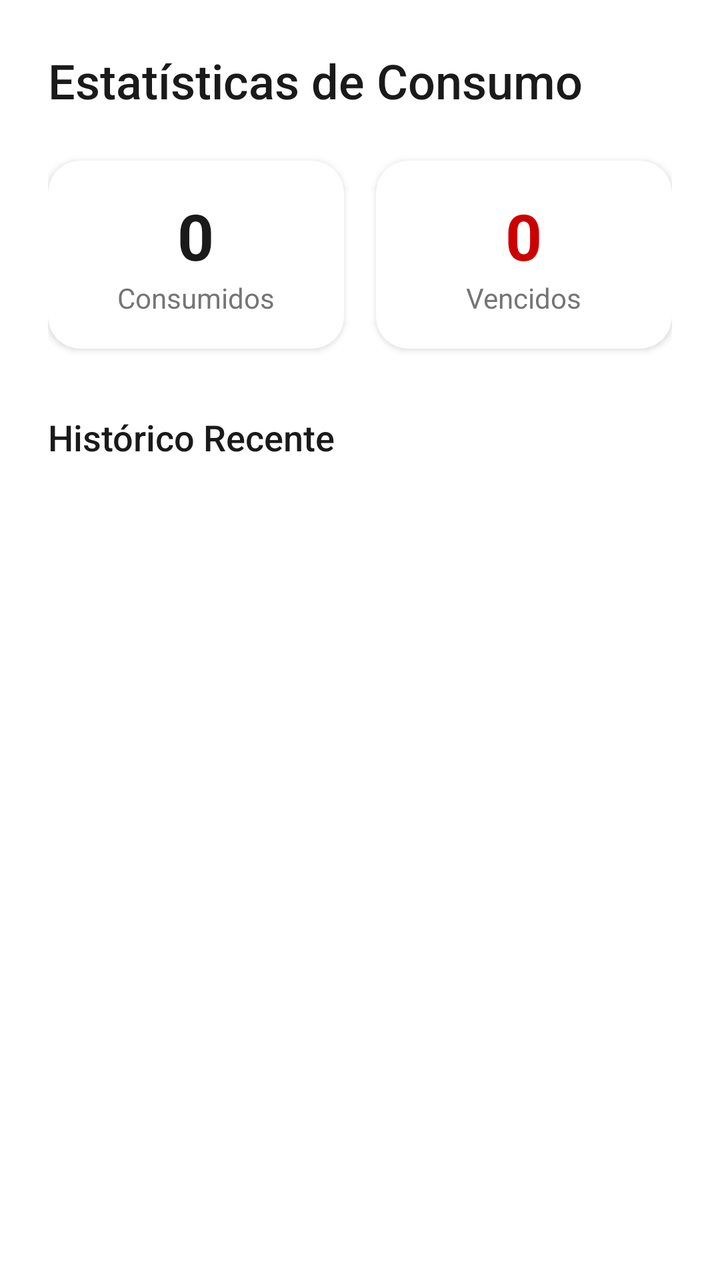
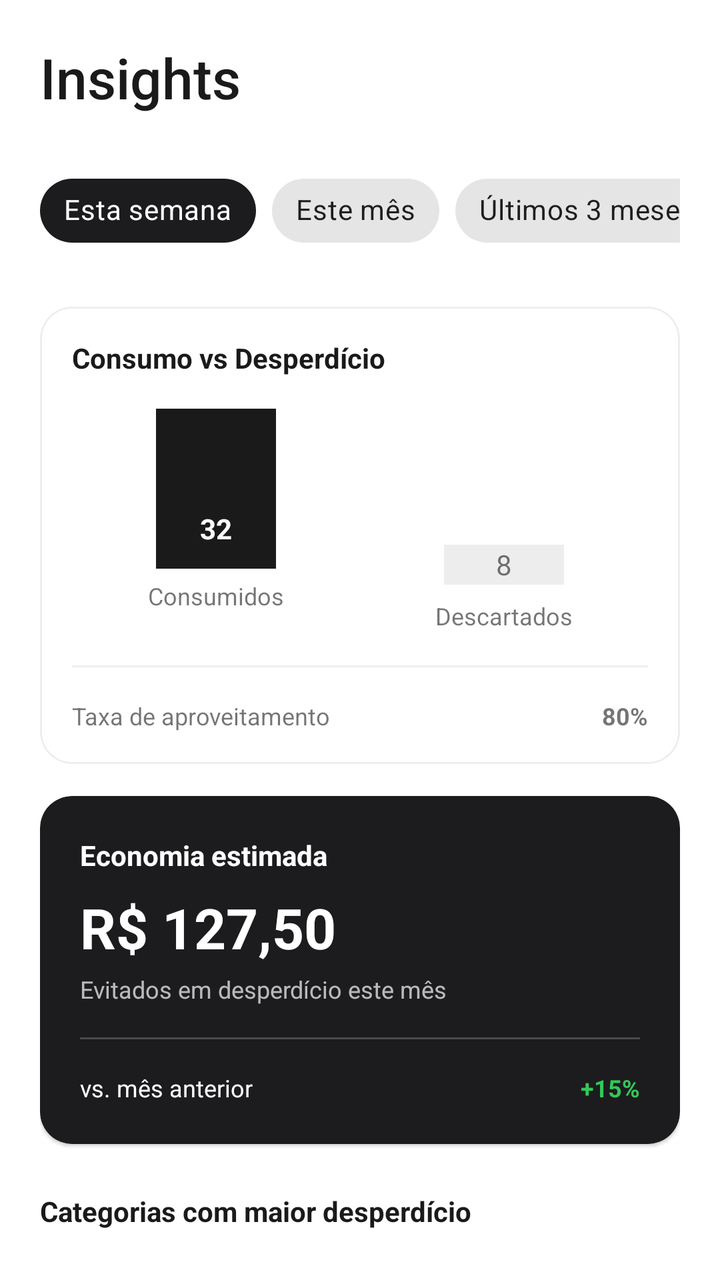

Screens rendered from an Android XML layout before and after an edit, with the pre-edit source and the edit as a unified diff.
<!-- AndroidManifest.xml: application theme Theme.FoodGuard -->
<!-- res/layout/fragment_insights.xml -->
<?xml version="1.0" encoding="utf-8"?>
<androidx.core.widget.NestedScrollView xmlns:android="http://schemas.android.com/apk/res/android"
    xmlns:app="http://schemas.android.com/apk/res-auto"
    android:layout_width="match_parent"
    android:layout_height="match_parent"
    android:background="@color/white">

    <androidx.constraintlayout.widget.ConstraintLayout
        android:layout_width="match_parent"
        android:layout_height="wrap_content"
        android:padding="24dp">

        <TextView
            android:id="@+id/tvTitle"
            android:layout_width="wrap_content"
            android:layout_height="wrap_content"
            android:fontFamily="sans-serif-medium"
            android:text="Estatísticas de Consumo"
            android:textColor="@color/primary_black"
            android:textSize="24sp"
            app:layout_constraintStart_toStartOf="parent"
            app:layout_constraintTop_toTopOf="parent" />

        <com.google.android.material.card.MaterialCardView
            android:id="@+id/cardConsumed"
            android:layout_width="0dp"
            android:layout_height="wrap_content"
            android:layout_marginTop="24dp"
            android:layout_marginEnd="8dp"
            app:cardCornerRadius="16dp"
            app:cardElevation="2dp"
            app:layout_constraintEnd_toStartOf="@+id/cardExpired"
            app:layout_constraintStart_toStartOf="parent"
            app:layout_constraintTop_toBottomOf="@id/tvTitle">

            <LinearLayout
                android:layout_width="match_parent"
                android:layout_height="wrap_content"
                android:gravity="center"
                android:orientation="vertical"
                android:padding="16dp">

                <TextView
                    android:id="@+id/tvConsumedCount"
                    android:layout_width="wrap_content"
                    android:layout_height="wrap_content"
                    android:text="0"
                    android:textColor="@color/primary_black"
                    android:textSize="32sp"
                    android:textStyle="bold" />

                <TextView
                    android:layout_width="wrap_content"
                    android:layout_height="wrap_content"
                    android:text="Consumidos"
                    android:textColor="@color/text_gray"
                    android:textSize="14sp" />
            </LinearLayout>
        </com.google.android.material.card.MaterialCardView>

        <com.google.android.material.card.MaterialCardView
            android:id="@+id/cardExpired"
            android:layout_width="0dp"
            android:layout_height="wrap_content"
            android:layout_marginStart="8dp"
            app:cardCornerRadius="16dp"
            app:cardElevation="2dp"
            app:layout_constraintEnd_toEndOf="parent"
            app:layout_constraintStart_toEndOf="@id/cardConsumed"
            app:layout_constraintTop_toTopOf="@id/cardConsumed">

            <LinearLayout
                android:layout_width="match_parent"
                android:layout_height="wrap_content"
                android:gravity="center"
                android:orientation="vertical"
                android:padding="16dp">

                <TextView
                    android:id="@+id/tvExpiredCount"
                    android:layout_width="wrap_content"
                    android:layout_height="wrap_content"
                    android:text="0"
                    android:textColor="@android:color/holo_red_dark"
                    android:textSize="32sp"
                    android:textStyle="bold" />

                <TextView
                    android:layout_width="wrap_content"
                    android:layout_height="wrap_content"
                    android:text="Vencidos"
                    android:textColor="@color/text_gray"
                    android:textSize="14sp" />
            </LinearLayout>
        </com.google.android.material.card.MaterialCardView>

        <TextView
            android:id="@+id/tvHistoryTitle"
            android:layout_width="wrap_content"
            android:layout_height="wrap_content"
            android:layout_marginTop="32dp"
            android:fontFamily="sans-serif-medium"
            android:text="Histórico Recente"
            android:textColor="@color/primary_black"
            android:textSize="18sp"
            app:layout_constraintStart_toStartOf="parent"
            app:layout_constraintTop_toBottomOf="@id/cardConsumed" />

        <androidx.recyclerview.widget.RecyclerView
            android:id="@+id/rvHistory"
            android:layout_width="match_parent"
            android:layout_height="wrap_content"
            android:layout_marginTop="16dp"
            app:layoutManager="androidx.recyclerview.widget.LinearLayoutManager"
            app:layout_constraintTop_toBottomOf="@id/tvHistoryTitle" />

    </androidx.constraintlayout.widget.ConstraintLayout>
</androidx.core.widget.NestedScrollView>
<!-- resources referenced by this layout -->
<resources>
  <color name="primary_black">#1A1A1A</color>
  <color name="text_gray">#757575</color>
  <color name="white">#FFFFFF</color>
  <style name="Theme.FoodGuard" parent="Base.Theme.FoodGuard" />
  <style name="Base.Theme.FoodGuard" parent="Theme.MaterialComponents.Light.NoActionBar">
          
          <item name="colorPrimary">@color/primary_black</item>
          <item name="colorPrimaryVariant">@color/black</item>
          <item name="colorOnPrimary">@color/white</item>
          
          <item name="colorSecondary">@color/secondary_black</item>
          <item name="colorSecondaryVariant">@color/black</item>
          <item name="colorOnSecondary">@color/white</item>
          
          <item name="android:statusBarColor">@color/white</item>
          <item name="android:windowLightStatusBar">true</item>
          
          <item name="android:windowBackground">@color/white</item>
      </style>
  <color name="black">#000000</color>
  <color name="secondary_black">#2D2D2D</color>
</resources>

<!-- the commit's change to res/layout/fragment_insights.xml (unified diff, before → after) -->
@@ -1,118 +1,361 @@
 <?xml version="1.0" encoding="utf-8"?>
 <androidx.core.widget.NestedScrollView xmlns:android="http://schemas.android.com/apk/res/android"
     xmlns:app="http://schemas.android.com/apk/res-auto"
+    xmlns:tools="http://schemas.android.com/tools"
     android:layout_width="match_parent"
     android:layout_height="match_parent"
     android:background="@color/white">
 
-    <androidx.constraintlayout.widget.ConstraintLayout
+    <LinearLayout
         android:layout_width="match_parent"
         android:layout_height="wrap_content"
-        android:padding="24dp">
+        android:orientation="vertical"
+        android:padding="20dp">
 
         <TextView
-            android:id="@+id/tvTitle"
             android:layout_width="wrap_content"
             android:layout_height="wrap_content"
             android:fontFamily="sans-serif-medium"
-            android:text="Estatísticas de Consumo"
+            android:text="Insights"
             android:textColor="@color/primary_black"
-            android:textSize="24sp"
-            app:layout_constraintStart_toStartOf="parent"
-            app:layout_constraintTop_toTopOf="parent" />
-
+            android:textSize="28sp"
+            android:layout_marginBottom="24dp"/>
+
+        
+        <HorizontalScrollView
+            android:layout_width="match_parent"
+            android:layout_height="wrap_content"
+            android:scrollbars="none"
+            android:layout_marginBottom="24dp">
+            <com.google.android.material.chip.ChipGroup
+                android:id="@+id/chipGroupPeriod"
+                android:layout_width="wrap_content"
+                android:layout_height="wrap_content"
+                app:singleSelection="true">
+                <com.google.android.material.chip.Chip
+                    android:id="@+id/chipWeek"
+                    style="@style/Widget.MaterialComponents.Chip.Choice"
+                    android:layout_width="wrap_content"
+                    android:layout_height="wrap_content"
+                    android:text="Esta semana"
+                    android:checked="true"
+                    app:chipBackgroundColor="@color/badge_black"
+                    android:textColor="@color/white" />
+                <com.google.android.material.chip.Chip
+                    android:id="@+id/chipMonth"
+                    style="@style/Widget.MaterialComponents.Chip.Choice"
+                    android:layout_width="wrap_content"
+                    android:layout_height="wrap_content"
+                    android:text="Este mês" />
+                <com.google.android.material.chip.Chip
+                    android:id="@+id/chipThreeMonths"
+                    style="@style/Widget.MaterialComponents.Chip.Choice"
+                    android:layout_width="wrap_content"
+                    android:layout_height="wrap_content"
+                    android:text="Últimos 3 meses" />
+            </com.google.android.material.chip.ChipGroup>
+        </HorizontalScrollView>
+
+        
         <com.google.android.material.card.MaterialCardView
-            android:id="@+id/cardConsumed"
-            android:layout_width="0dp"
-            android:layout_height="wrap_content"
-            android:layout_marginTop="24dp"
-            android:layout_marginEnd="8dp"
+            android:layout_width="match_parent"
+            android:layout_height="wrap_content"
             app:cardCornerRadius="16dp"
-            app:cardElevation="2dp"
-            app:layout_constraintEnd_toStartOf="@+id/cardExpired"
-            app:layout_constraintStart_toStartOf="parent"
-            app:layout_constraintTop_toBottomOf="@id/tvTitle">
+            app:cardElevation="0dp"
+            app:strokeWidth="1dp"
+            app:strokeColor="@color/divider_gray"
+            android:layout_marginBottom="16dp">
 
             <LinearLayout
                 android:layout_width="match_parent"
                 android:layout_height="wrap_content"
-                android:gravity="center"
                 android:orientation="vertical"
                 android:padding="16dp">
 
                 <TextView
-                    android:id="@+id/tvConsumedCount"
-                    android:layout_width="wrap_content"
-                    android:layout_height="wrap_content"
-                    android:text="0"
+                    android:layout_width="wrap_content"
+                    android:layout_height="wrap_content"
+                    android:text="Consumo vs Desperdício"
                     android:textColor="@color/primary_black"
-                    android:textSize="32sp"
-                    android:textStyle="bold" />
-
-                <TextView
-                    android:layout_width="wrap_content"
-                    android:layout_height="wrap_content"
-                    android:text="Consumidos"
-                    android:textColor="@color/text_gray"
-                    android:textSize="14sp" />
+                    android:textSize="14sp"
+                    android:textStyle="bold"
+                    android:layout_marginBottom="16dp"/>
+
+                <LinearLayout
+                    android:layout_width="match_parent"
+                    android:layout_height="wrap_content"
+                    android:orientation="horizontal"
+                    android:gravity="bottom">
+
+                    <LinearLayout
+                        android:layout_width="0dp"
+                        android:layout_weight="1"
+                        android:layout_height="wrap_content"
+                        android:orientation="vertical"
+                        android:gravity="center">
+                        <View
+                            android:id="@+id/barConsumed"
+                            android:layout_width="60dp"
+                            android:layout_height="80dp"
+                            android:background="@color/primary_black" />
+                        <TextView
+                            android:id="@+id/tvConsumedBarValue"
+                            android:layout_width="wrap_content"
+                            android:layout_height="wrap_content"
+                            android:text="32"
+                            android:textColor="@color/white"
+                            android:layout_marginTop="-30dp"
+                            android:textStyle="bold"/>
+                        <TextView
+                            android:layout_width="wrap_content"
+                            android:layout_height="wrap_content"
+                            android:text="Consumidos"
+                            android:textSize="12sp"
+                            android:layout_marginTop="16dp"/>
+                    </LinearLayout>
+
+                    <LinearLayout
+                        android:layout_width="0dp"
+                        android:layout_weight="1"
+                        android:layout_height="wrap_content"
+                        android:orientation="vertical"
+                        android:gravity="center">
+                        <View
+                            android:id="@+id/barWasted"
+                            android:layout_width="60dp"
+                            android:layout_height="20dp"
+                            android:background="@color/card_gray" />
+                        <TextView
+                            android:id="@+id/tvWastedBarValue"
+                            android:layout_width="wrap_content"
+                            android:layout_height="wrap_content"
+                            android:text="8"
+                            android:layout_marginTop="-20dp"/>
+                        <TextView
+                            android:layout_width="wrap_content"
+                            android:layout_height="wrap_content"
+                            android:text="Descartados"
+                            android:textSize="12sp"
+                            android:layout_marginTop="8dp"/>
+                    </LinearLayout>
+                </LinearLayout>
+
+                <View
+                    android:layout_width="match_parent"
+                    android:layout_height="1dp"
+                    android:background="@color/divider_gray"
+                    android:layout_marginVertical="16dp"/>
+
+                <RelativeLayout
+                    android:layout_width="match_parent"
+                    android:layout_height="wrap_content">
+                    <TextView
+                        android:layout_width="wrap_content"
+                        android:layout_height="wrap_content"
+                        android:text="Taxa de aproveitamento"
+                        android:textSize="12sp"/>
+                    <TextView
+                        android:id="@+id/tvEfficiencyRate"
+                        android:layout_width="wrap_content"
+                        android:layout_height="wrap_content"
+                        android:layout_alignParentEnd="true"
+                        android:text="80%"
+                        android:textStyle="bold"
+                        android:textSize="12sp"/>
+                </RelativeLayout>
             </LinearLayout>
         </com.google.android.material.card.MaterialCardView>
 
+        
         <com.google.android.material.card.MaterialCardView
-            android:id="@+id/cardExpired"
-            android:layout_width="0dp"
-            android:layout_height="wrap_content"
-            android:layout_marginStart="8dp"
+            android:layout_width="match_parent"
+            android:layout_height="wrap_content"
+            app:cardBackgroundColor="@color/badge_black"
             app:cardCornerRadius="16dp"
-            app:cardElevation="2dp"
-            app:layout_constraintEnd_toEndOf="parent"
-            app:layout_constraintStart_toEndOf="@id/cardConsumed"
-            app:layout_constraintTop_toTopOf="@id/cardConsumed">
-
+            android:layout_marginBottom="24dp">
             <LinearLayout
                 android:layout_width="match_parent"
                 android:layout_height="wrap_content"
-                android:gravity="center"
+                android:orientation="vertical"
+                android:padding="20dp">
+                <TextView
+                    android:layout_width="wrap_content"
+                    android:layout_height="wrap_content"
+                    android:text="Economia estimada"
+                    android:textColor="@color/white"
+                    android:textStyle="bold"/>
+                <TextView
+                    android:id="@+id/tvInsightsSavingsValue"
+                    android:layout_width="wrap_content"
+                    android:layout_height="wrap_content"
+                    android:text="R$ 127,50"
+                    android:textColor="@color/white"
+                    android:textSize="28sp"
+                    android:textStyle="bold"
+                    android:layout_marginTop="8dp"/>
+                <TextView
+                    android:layout_width="wrap_content"
+                    android:layout_height="wrap_content"
+                    android:text="Evitados em desperdício este mês"
+                    android:textColor="@color/white"
+                    android:alpha="0.7"
+                    android:textSize="12sp"
+                    android:layout_marginTop="4dp"/>
+                <View
+                    android:layout_width="match_parent"
+                    android:layout_height="1dp"
+                    android:background="#33FFFFFF"
+                    android:layout_marginVertical="16dp"/>
+                <RelativeLayout
+                    android:layout_width="match_parent"
+                    android:layout_height="wrap_content">
+                    <TextView
+                        android:layout_width="wrap_content"
+                        android:layout_height="wrap_content"
+                        android:text="vs. mês anterior"
+                        android:textColor="@color/white"
+                        android:textSize="12sp"/>
+                    <TextView
+                        android:id="@+id/tvSavingsTrend"
+                        android:layout_width="wrap_content"
+                        android:layout_height="wrap_content"
+                        android:layout_alignParentEnd="true"
+                        android:text="+15%"
+                        android:textColor="@color/status_green"
+                        android:textStyle="bold"
+                        android:textSize="12sp"/>
+                </RelativeLayout>
+            </LinearLayout>
+        </com.google.android.material.card.MaterialCardView>
+
+        <TextView
+            android:layout_width="wrap_content"
+            android:layout_height="wrap_content"
+            android:text="Categorias com maior desperdício"
+            android:textColor="@color/primary_black"
+            android:textStyle="bold"
+            android:layout_marginBottom="16dp"/>
+
+        <LinearLayout
+            android:id="@+id/layoutWastedCategories"
+            android:layout_width="match_parent"
+            android:layout_height="wrap_content"
+            android:orientation="vertical"
+            android:layout_marginBottom="24dp">
+            
+        </LinearLayout>
+
+        
+        <com.google.android.material.card.MaterialCardView
+            android:layout_width="match_parent"
+            android:layout_height="wrap_content"
+            app:cardCornerRadius="16dp"
+            app:cardElevation="0dp"
+            app:strokeWidth="1dp"
+            app:strokeColor="@color/divider_gray"
+            android:layout_marginBottom="24dp">
+            <LinearLayout
+                android:layout_width="match_parent"
+                android:layout_height="wrap_content"
                 android:orientation="vertical"
                 android:padding="16dp">
-
-                <TextView
-                    android:id="@+id/tvExpiredCount"
-                    android:layout_width="wrap_content"
-                    android:layout_height="wrap_content"
-                    android:text="0"
-                    android:textColor="@android:color/holo_red_dark"
-                    android:textSize="32sp"
-                    android:textStyle="bold" />
-
-                <TextView
-                    android:layout_width="wrap_content"
-                    android:layout_height="wrap_content"
-                    android:text="Vencidos"
+                <TextView
+                    android:id="@+id/tvGoalTitle"
+                    android:layout_width="wrap_content"
+                    android:layout_height="wrap_content"
+                    android:text="Meta semanal"
+                    android:textStyle="bold"/>
+                <RelativeLayout
+                    android:layout_width="match_parent"
+                    android:layout_height="wrap_content"
+                    android:layout_marginTop="12dp">
+                    <TextView
+                        android:id="@+id/tvGoalProgress"
+                        android:layout_width="wrap_content"
+                        android:layout_height="wrap_content"
+                        android:layout_alignParentEnd="true"
+                        android:text="75%"
+                        android:textStyle="bold"
+                        android:textSize="12sp"/>
+                </RelativeLayout>
+                <ProgressBar
+                    android:id="@+id/pbGoal"
+                    style="?android:attr/progressBarStyleHorizontal"
+                    android:layout_width="match_parent"
+                    android:layout_height="wrap_content"
+                    android:progress="75"
+                    android:layout_marginTop="8dp"
+                    android:progressTint="@color/primary_black"/>
+                <TextView
+                    android:id="@+id/tvGoalDescription"
+                    android:layout_width="wrap_content"
+                    android:layout_height="wrap_content"
+                    android:text="6 de 8 alimentos consumidos antes do vencimento"
+                    android:textSize="11sp"
                     android:textColor="@color/text_gray"
-                    android:textSize="14sp" />
+                    android:layout_marginTop="12dp"/>
+                <com.google.android.material.button.MaterialButton
+                    android:id="@+id/btnEditGoal"
+                    style="@style/Widget.MaterialComponents.Button.OutlinedButton"
+                    android:layout_width="match_parent"
+                    android:layout_height="wrap_content"
+                    android:text="Editar meta"
+                    android:layout_marginTop="16dp"
+                    android:textAllCaps="false"
+                    app:strokeColor="@color/divider_gray"
+                    android:textColor="@color/primary_black"/>
             </LinearLayout>
         </com.google.android.material.card.MaterialCardView>
 
         <TextView
-            android:id="@+id/tvHistoryTitle"
             android:layout_width="wrap_content"
             android:layout_height="wrap_content"
-            android:layout_marginTop="32dp"
-            android:fontFamily="sans-serif-medium"
-            android:text="Histórico Recente"
+            android:text="Sugestões para você"
             android:textColor="@color/primary_black"
-            android:textSize="18sp"
-            app:layout_constraintStart_toStartOf="parent"
-            app:layout_constraintTop_toBottomOf="@id/cardConsumed" />
-
-        <androidx.recyclerview.widget.RecyclerView
-            android:id="@+id/rvHistory"
-            android:layout_width="match_parent"
-            android:layout_height="wrap_content"
-            android:layout_marginTop="16dp"
-            app:layoutManager="androidx.recyclerview.widget.LinearLayoutManager"
-            app:layout_constraintTop_toBottomOf="@id/tvHistoryTitle" />
-
-    </androidx.constraintlayout.widget.ConstraintLayout>
+            android:textStyle="bold"
+            android:layout_marginBottom="16dp"/>
+
+        <com.google.android.material.card.MaterialCardView
+            android:layout_width="match_parent"
+            android:layout_height="wrap_content"
+            app:cardCornerRadius="16dp"
+            app:cardElevation="0dp"
+            app:strokeWidth="1dp"
+            app:strokeColor="@color/divider_gray"
+            android:layout_marginBottom="40dp">
+            <LinearLayout
+                android:layout_width="match_parent"
+                android:layout_height="wrap_content"
+                android:orientation="horizontal"
+                android:padding="16dp"
+                android:gravity="center_vertical">
+                <ImageView
+                    android:layout_width="40dp"
+                    android:layout_height="40dp"
+                    android:src="@android:drawable/ic_dialog_info"
+                    app:tint="@color/primary_black"
+                    android:background="@color/background_gray"
+                    android:padding="8dp"/>
+                <LinearLayout
+                    android:layout_width="match_parent"
+                    android:layout_height="wrap_content"
+                    android:orientation="vertical"
+                    android:layout_marginStart="16dp">
+                    <TextView
+                        android:layout_width="wrap_content"
+                        android:layout_height="wrap_content"
+                        android:text="Compre menos vegetais"
+                        android:textStyle="bold"/>
+                    <TextView
+                        android:layout_width="wrap_content"
+                        android:layout_height="wrap_content"
+                        android:text="Você desperdiçou 5 vegetais este mês. Considere comprar quantidades menores."
+                        android:textSize="12sp"
+                        android:textColor="@color/text_gray"
+                        android:layout_marginTop="4dp"/>
+                </LinearLayout>
+            </LinearLayout>
+        </com.google.android.material.card.MaterialCardView>
+
+    </LinearLayout>
 </androidx.core.widget.NestedScrollView>
<!-- resource entries referenced after the edit -->
@@ -1,6 +1,11 @@
 <!-- resources referenced by this layout -->
 <resources>
+  <color name="background_gray">#F7F7F7</color>
+  <color name="badge_black">#1C1C1E</color>
+  <color name="card_gray">#EDEDED</color>
+  <color name="divider_gray">#EEEEEE</color>
   <color name="primary_black">#1A1A1A</color>
+  <color name="status_green">#34C759</color>
   <color name="text_gray">#757575</color>
   <color name="white">#FFFFFF</color>
   <style name="Theme.FoodGuard" parent="Base.Theme.FoodGuard" />
